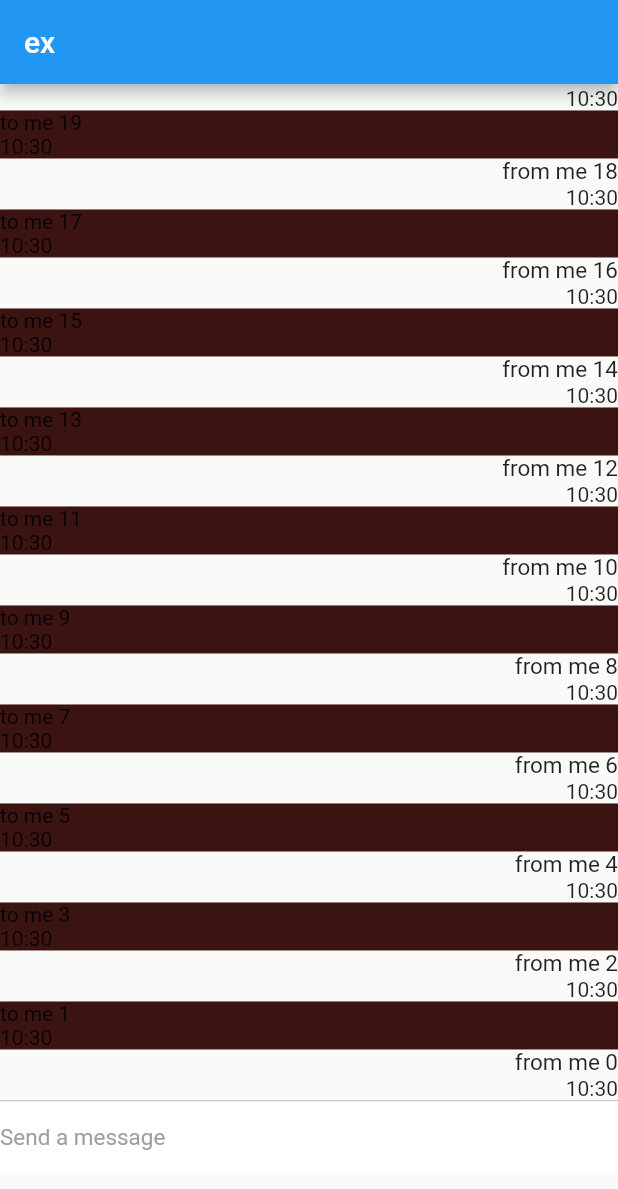
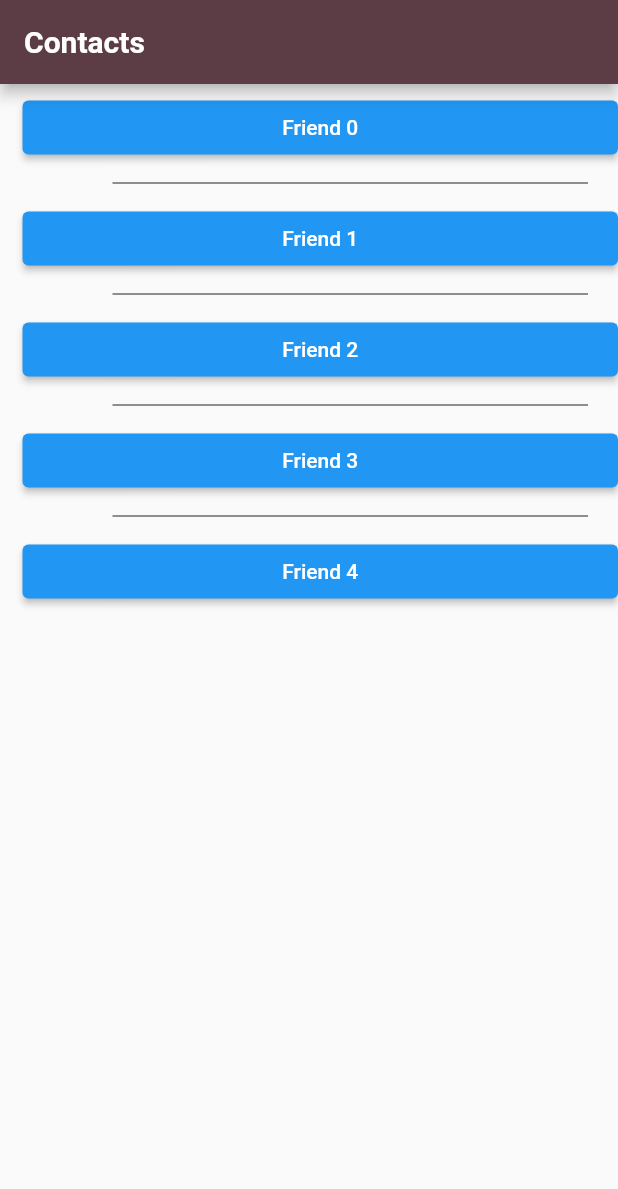
Before and after one commit to akudrinsky/ad_hoc_client, a Flutter app: the screen it shows after launch, on a phone screen of 412 x 824 dp. Shown: the top 1189 px of the screen. Run offline on Flutter 3.47's test engine with Material 2 defaults, Android fonts, the phone set to English and light mode, and no system bars.

Commit message:
added contacts rout

```diff
--- a/lib/config/Palette.dart
+++ b/lib/config/Palette.dart
@@ -1,12 +1,14 @@
 import 'package:flutter/material.dart';
 
 class Palette {
-  static final fromMessageColor = Colors.indigo;
-  static final toMessageColor = Colors.lightGreen;
+  static final fromMessageColor = Color(0xFFC2D3DA);
+  static final toMessageColor = Color(0xFF81A3A7);
 
-  static final primaryTextColor = Colors.black54;
+  static final primaryTextColor = Colors.black87;
   static final secondaryTextColor = Colors.grey;
 
-  static final primaryDesignColor = Color(0x02C4EE00);
-  static final secondaryDesignColor = Color(0xEE2D0200);
+  static final primaryDesignColor = Color(0xFF5C3D46);
+  static final secondaryDesignColor = Color(0xFFE7F5DE);
+
+  static final smallDetailColor = Colors.black87;
 }
--- a/lib/main.dart
+++ b/lib/main.dart
@@ -1,6 +1,5 @@
 import 'package:flutter/material.dart';
-import 'package:ad_hoc_client/widgets/chat/InputWidget.dart';
-import 'package:ad_hoc_client/widgets/chat/MessageWidget.dart';
+import 'package:ad_hoc_client/routs/ContactsRout.dart';
 
 void main() {
   runApp(MyApp());
@@ -11,27 +10,7 @@ class MyApp extends StatelessWidget {
   Widget build(BuildContext context) {
     return MaterialApp(
       title: 'ad hoc client',
-      home: Scaffold(
-        appBar: AppBar(
-          title: Text('ex'),
-        ),
-        body: Column(
-          children: [
-            Flexible(
-              child: ListView.builder(
-                itemBuilder: (context, index) => MessageWidget(index),
-                reverse: true,
-              ),
-              flex: 15,
-            ),
-            Flexible(
-              child: InputWidgetWidget(),
-              flex: 2,
-            ),
-            //Center(child: InputWidgetWidget(),),
-          ],
-        ),
-      ),
+      home: ContactsRout(),
     );
   }
 }
--- /dev/null
+++ b/lib/routs/ContactsRout.dart
@@ -0,0 +1,38 @@
+import 'package:flutter/material.dart';
+import 'package:ad_hoc_client/config/Palette.dart';
+import 'package:ad_hoc_client/widgets/contacts/ContactWidget.dart';
+
+class ContactsRout extends StatelessWidget {
+  @override
+  Widget build(BuildContext context) {
+    return Scaffold(
+      appBar: AppBar(
+        title: Text(
+          'Contacts',
+          style: TextStyle(
+            fontSize: 20,
+            fontWeight: FontWeight.bold,
+          ),
+        ),
+        backgroundColor: Palette.primaryDesignColor,
+      ),
+      body: ListView.separated(
+        shrinkWrap: true,
+        physics: ClampingScrollPhysics(),
+        itemCount: 5,
+        separatorBuilder: (context, index) => Padding(
+          padding: EdgeInsets.only(
+            left: 75,
+            right: 20,
+          ),
+          child: Divider(
+            color: Palette.smallDetailColor,
+          ),
+        ),
+        itemBuilder: (context, index) {
+          return ContactWidget(index);
+        },
+      ),
+    );
+  }
+}
--- a/lib/widgets/chat/InputWidget.dart
+++ b/lib/widgets/chat/InputWidget.dart
@@ -5,6 +5,7 @@ class InputWidgetWidget extends StatelessWidget {
   final TextEditingController textEditingController =
       new TextEditingController();
 
+  // Think about SafeArea
   @override
   Widget build(BuildContext context) {
     return Align(
@@ -46,7 +47,6 @@ class InputWidgetWidget extends StatelessWidget {
           ),
           color: Colors.white,
         ),
-
       ),
     );
   }
--- a/lib/widgets/chat/MessageWidget.dart
+++ b/lib/widgets/chat/MessageWidget.dart
@@ -27,7 +27,7 @@ class MessageWidget extends StatelessWidget {
             ),
           ],
         ),
-        color: Palette.primaryDesignColor,
+        color: Palette.fromMessageColor,
       );
     } else {
       // to me
@@ -48,7 +48,7 @@ class MessageWidget extends StatelessWidget {
             ),
           ],
         ),
-        color: Palette.secondaryDesignColor,
+        color: Palette.toMessageColor,
       );
     }
   }
--- /dev/null
+++ b/lib/widgets/contacts/ContactWidget.dart
@@ -0,0 +1,27 @@
+import 'package:flutter/material.dart';
+import 'package:ad_hoc_client/routs/ChatRout.dart';
+
+class ContactWidget extends StatelessWidget {
+  final int id;
+
+  ContactWidget(this.id);
+
+  @override
+  Widget build(BuildContext context) {
+    // TODO: implement build
+    return Container(
+      padding: EdgeInsets.fromLTRB(15, 5, 0, 5),
+      child: ElevatedButton(
+        child: Text('Friend ${this.id}'),
+        onPressed: () {
+          Navigator.push(
+            context,
+            MaterialPageRoute(
+              builder: (context) => ChatRout(this.id),
+            ),
+          );
+        },
+      ),
+    );
+  }
+}
```
Also changed, not shown: lib/routs/ChatRout.dart (added, +47 -0 lines), lib/widgets/chat/OtherPersonBar.dart (added, +38 -0 lines).
